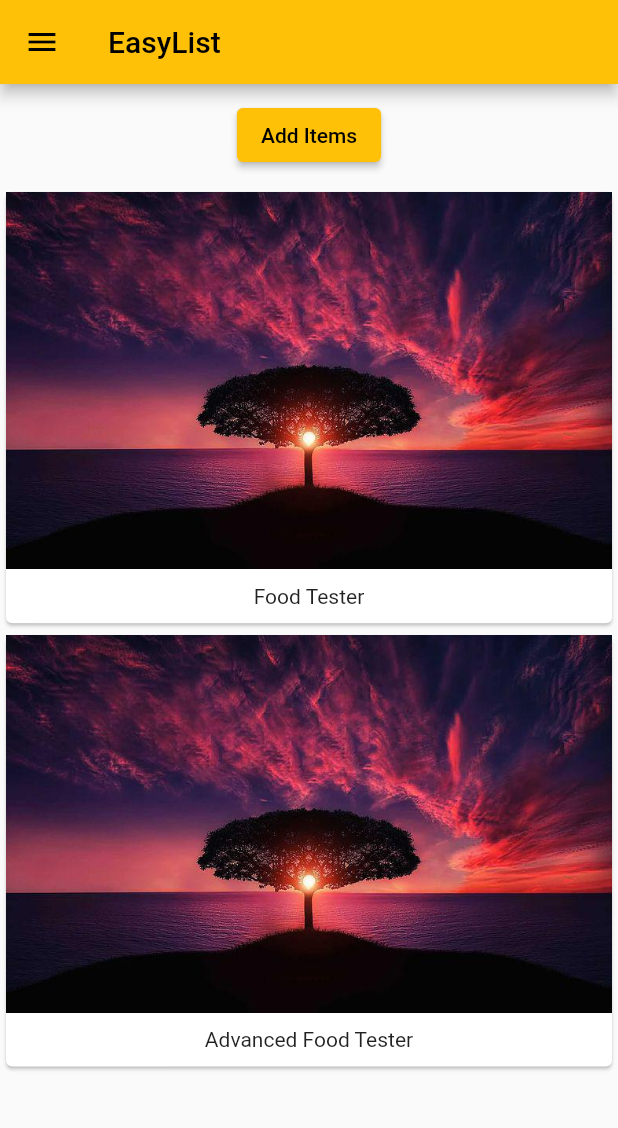
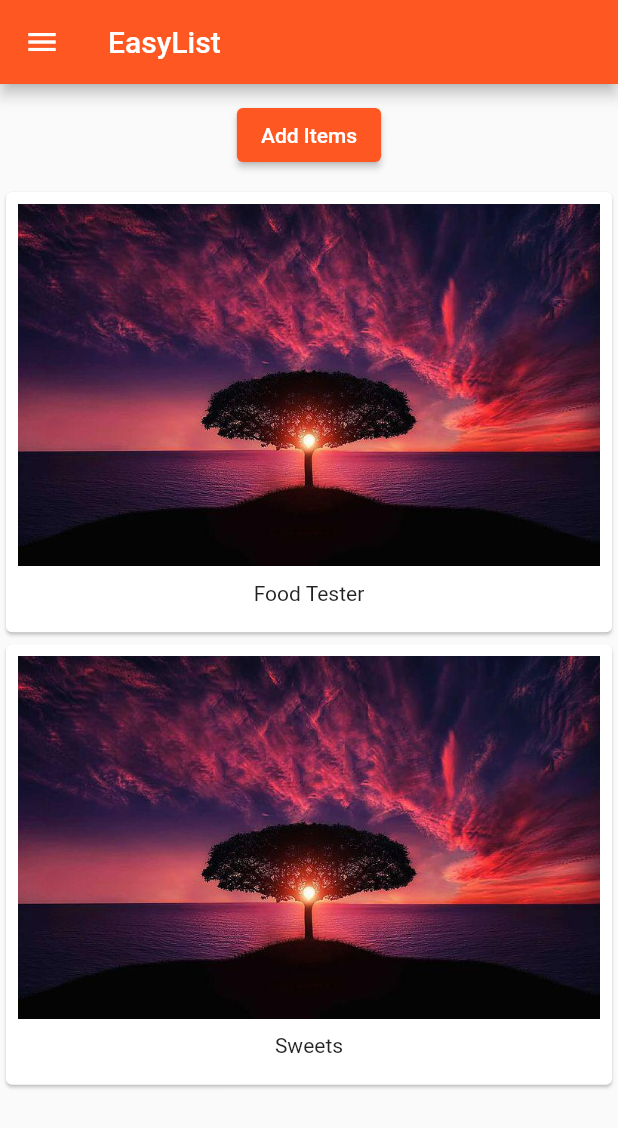
Before and after one commit to kaustav991/flutterApp, a Flutter app: the screen it shows after launch, after a tap on "Add Items", on a phone screen of 412 x 824 dp. Shown: the top 1128 px of the screen. Run offline on Flutter 3.47's test engine with Material 2 defaults, Android fonts, the phone set to English and light mode, and no system bars.

Commit message:
Last push

```diff
--- a/flutter_app/lib/main.dart
+++ b/flutter_app/lib/main.dart
@@ -12,7 +12,8 @@ class MyApp extends StatelessWidget {
   Widget build(BuildContext context) {
     return MaterialApp(
       theme: ThemeData(
-        primarySwatch: Colors.amber,
+        colorScheme: ColorScheme.fromSwatch(primarySwatch: Colors.deepOrange)
+            .copyWith(secondary: Colors.deepPurple),
       ),
       home: Scaffold(
         drawer: SafeArea(
--- /dev/null
+++ b/flutter_app/lib/product_control.dart
@@ -0,0 +1,14 @@
+import 'package:flutter/material.dart';
+
+class ProductControl extends StatelessWidget {
+  final Function addProduct;
+  ProductControl(this.addProduct);
+
+  @override
+  Widget build(BuildContext context) {
+    return ElevatedButton(
+      onPressed: () => {addProduct('Sweets')},
+      child: const Text('Add Items'),
+    );
+  }
+}
--- a/flutter_app/lib/product_manager.dart
+++ b/flutter_app/lib/product_manager.dart
@@ -1,6 +1,7 @@
 import 'package:flutter/material.dart';
 
 import './products.dart';
+import './product_control.dart';
 
 class ProductManager extends StatefulWidget {
   final String startingProduct;
@@ -21,23 +22,24 @@ class _ProductManagerState extends State<ProductManager> {
     _products.add(widget.startingProduct);
     super.initState();
   }
+
   @override
   void didUpdateWidget(ProductManager oldWidget) {
     super.didUpdateWidget(oldWidget);
   }
+
+  void _addProduct(String product) {
+    setState(() {
+      _products.add(product);
+    });
+  }
+
   @override
   Widget build(BuildContext context) {
     return Column(children: [
       Container(
         margin: const EdgeInsets.all(10.0),
-        child: ElevatedButton(
-          onPressed: () => {
-            setState(() {
-              _products.add('Advanced Food Tester');
-            })
-          },
-          child: const Text('Add Items'),
-        ),
+        child: ProductControl(_addProduct),
       ),
       Products(_products)
     ]);
--- a/flutter_app/lib/products.dart
+++ b/flutter_app/lib/products.dart
@@ -3,7 +3,7 @@ import 'package:flutter/material.dart';
 class Products extends StatelessWidget {
   final List<String> products;
 
-  Products(this.products);
+  const Products(this.products, {super.key});
 
   @override
   Widget build(BuildContext context) {
@@ -11,6 +11,8 @@ class Products extends StatelessWidget {
       children: products
           .map((element) => Card(
                 child: SingleChildScrollView(
+                  child: Padding(
+                    padding: const EdgeInsets.all(8.0),
                     child: Column(
                       children: <Widget>[
                         Image.asset('assets/tree-736885__480.jpg'),
@@ -21,6 +23,7 @@ class Products extends StatelessWidget {
                       ],
                     ),
                   ),
+                ),
               ))
           .toList(),
     );
```
Lines whose indentation alone changed are shown as unchanged.
